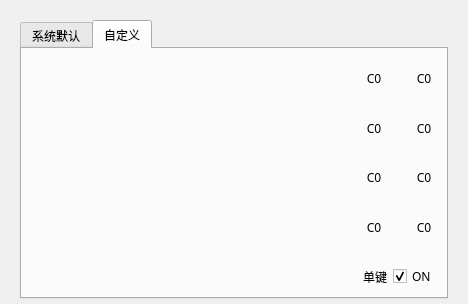
First picture: the form in Module/ModuleEfColor.ui, repository wlffeng2008/AkkoStudio, before the edit.
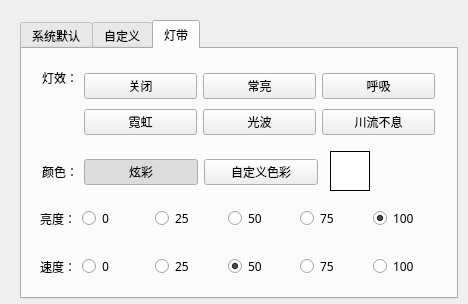
Second picture: the form after the edit. Icons and pictures are not drawn. Custom widgets are drawn as their Qt base class.

What changed in the file:
```diff
--- a/Module/ModuleEfColor.ui
+++ b/Module/ModuleEfColor.ui
@@ -36,7 +36,7 @@
     <number>20</number>
    </property>
    <property name="rightMargin">
-    <number>20</number>
+    <number>10</number>
    </property>
    <property name="bottomMargin">
     <number>5</number>
@@ -54,7 +54,7 @@
       <string notr="true"/>
      </property>
      <property name="currentIndex">
-      <number>1</number>
+      <number>2</number>
      </property>
      <widget class="QWidget" name="tab1">
       <attribute name="title">
@@ -399,6 +399,534 @@
        </item>
       </layout>
      </widget>
+     <widget class="QWidget" name="tab3">
+      <property name="focusPolicy">
+       <enum>Qt::FocusPolicy::NoFocus</enum>
+      </property>
+      <attribute name="title">
+       <string>灯带</string>
+      </attribute>
+      <widget class="QWidget" name="layoutWidget">
+       <property name="geometry">
+        <rect>
+         <x>18</x>
+         <y>200</y>
+         <width>400</width>
+         <height>35</height>
+        </rect>
+       </property>
+       <layout class="QHBoxLayout" name="horizontalLayout_5" stretch="0,1,1,1,1,1">
+        <item>
+         <widget class="QLabel" name="label_9">
+          <property name="text">
+           <string>速度：</string>
+          </property>
+         </widget>
+        </item>
+        <item>
+         <widget class="QRadioButton" name="radioButtonS0">
+          <property name="cursor">
+           <cursorShape>PointingHandCursor</cursorShape>
+          </property>
+          <property name="focusPolicy">
+           <enum>Qt::FocusPolicy::ClickFocus</enum>
+          </property>
+          <property name="text">
+           <string>0</string>
+          </property>
+          <property name="autoExclusive">
+           <bool>false</bool>
+          </property>
+          <attribute name="buttonGroup">
+           <string notr="true">buttonGroupS</string>
+          </attribute>
+         </widget>
+        </item>
+        <item>
+         <widget class="QRadioButton" name="radioButtonS1">
+          <property name="cursor">
+           <cursorShape>PointingHandCursor</cursorShape>
+          </property>
+          <property name="focusPolicy">
+           <enum>Qt::FocusPolicy::ClickFocus</enum>
+          </property>
+          <property name="text">
+           <string>25</string>
+          </property>
+          <property name="autoExclusive">
+           <bool>false</bool>
+          </property>
+          <attribute name="buttonGroup">
+           <string notr="true">buttonGroupS</string>
+          </attribute>
+         </widget>
+        </item>
+        <item>
+         <widget class="QRadioButton" name="radioButtonS2">
+          <property name="cursor">
+           <cursorShape>PointingHandCursor</cursorShape>
+          </property>
+          <property name="focusPolicy">
+           <enum>Qt::FocusPolicy::ClickFocus</enum>
+          </property>
+          <property name="text">
+           <string>50</string>
+          </property>
+          <property name="checked">
+           <bool>true</bool>
+          </property>
+          <property name="autoExclusive">
+           <bool>false</bool>
+          </property>
+          <attribute name="buttonGroup">
+           <string notr="true">buttonGroupS</string>
+          </attribute>
+         </widget>
+        </item>
+        <item>
+         <widget class="QRadioButton" name="radioButtonS4">
+          <property name="cursor">
+           <cursorShape>PointingHandCursor</cursorShape>
+          </property>
+          <property name="focusPolicy">
+           <enum>Qt::FocusPolicy::ClickFocus</enum>
+          </property>
+          <property name="text">
+           <string>75</string>
+          </property>
+          <property name="autoExclusive">
+           <bool>false</bool>
+          </property>
+          <attribute name="buttonGroup">
+           <string notr="true">buttonGroupS</string>
+          </attribute>
+         </widget>
+        </item>
+        <item>
+         <widget class="QRadioButton" name="radioButtonS3">
+          <property name="cursor">
+           <cursorShape>PointingHandCursor</cursorShape>
+          </property>
+          <property name="focusPolicy">
+           <enum>Qt::FocusPolicy::ClickFocus</enum>
+          </property>
+          <property name="text">
+           <string>100</string>
+          </property>
+          <property name="autoExclusive">
+           <bool>false</bool>
+          </property>
+          <attribute name="buttonGroup">
+           <string notr="true">buttonGroupS</string>
+          </attribute>
+         </widget>
+        </item>
+       </layout>
+      </widget>
+      <widget class="QWidget" name="layoutWidget">
+       <property name="geometry">
+        <rect>
+         <x>18</x>
+         <y>152</y>
+         <width>400</width>
+         <height>35</height>
+        </rect>
+       </property>
+       <layout class="QHBoxLayout" name="horizontalLayout_4" stretch="0,1,1,1,1,1">
+        <item>
+         <widget class="QLabel" name="label">
+          <property name="text">
+           <string>亮度：</string>
+          </property>
+         </widget>
+        </item>
+        <item>
+         <widget class="QRadioButton" name="radioButtonL0">
+          <property name="cursor">
+           <cursorShape>PointingHandCursor</cursorShape>
+          </property>
+          <property name="focusPolicy">
+           <enum>Qt::FocusPolicy::ClickFocus</enum>
+          </property>
+          <property name="text">
+           <string>0</string>
+          </property>
+          <property name="autoExclusive">
+           <bool>false</bool>
+          </property>
+          <attribute name="buttonGroup">
+           <string notr="true">buttonGroupL</string>
+          </attribute>
+         </widget>
+        </item>
+        <item>
+         <widget class="QRadioButton" name="radioButtonL1">
+          <property name="cursor">
+           <cursorShape>PointingHandCursor</cursorShape>
+          </property>
+          <property name="focusPolicy">
+           <enum>Qt::FocusPolicy::ClickFocus</enum>
+          </property>
+          <property name="text">
+           <string>25</string>
+          </property>
+          <property name="autoExclusive">
+           <bool>false</bool>
+          </property>
+          <attribute name="buttonGroup">
+           <string notr="true">buttonGroupL</string>
+          </attribute>
+         </widget>
+        </item>
+        <item>
+         <widget class="QRadioButton" name="radioButtonL2">
+          <property name="cursor">
+           <cursorShape>PointingHandCursor</cursorShape>
+          </property>
+          <property name="focusPolicy">
+           <enum>Qt::FocusPolicy::ClickFocus</enum>
+          </property>
+          <property name="text">
+           <string>50</string>
+          </property>
+          <property name="autoExclusive">
+           <bool>false</bool>
+          </property>
+          <attribute name="buttonGroup">
+           <string notr="true">buttonGroupL</string>
+          </attribute>
+         </widget>
+        </item>
+        <item>
+         <widget class="QRadioButton" name="radioButtonL3">
+          <property name="cursor">
+           <cursorShape>PointingHandCursor</cursorShape>
+          </property>
+          <property name="focusPolicy">
+           <enum>Qt::FocusPolicy::ClickFocus</enum>
+          </property>
+          <property name="text">
+           <string>75</string>
+          </property>
+          <property name="autoExclusive">
+           <bool>false</bool>
+          </property>
+          <attribute name="buttonGroup">
+           <string notr="true">buttonGroupL</string>
+          </attribute>
+         </widget>
+        </item>
+        <item>
+         <widget class="QRadioButton" name="radioButtonL4">
+          <property name="cursor">
+           <cursorShape>PointingHandCursor</cursorShape>
+          </property>
+          <property name="focusPolicy">
+           <enum>Qt::FocusPolicy::ClickFocus</enum>
+          </property>
+          <property name="text">
+           <string>100</string>
+          </property>
+          <property name="checked">
+           <bool>true</bool>
+          </property>
+          <property name="autoExclusive">
+           <bool>false</bool>
+          </property>
+          <attribute name="buttonGroup">
+           <string notr="true">buttonGroupL</string>
+          </attribute>
+         </widget>
+        </item>
+       </layout>
+      </widget>
+      <widget class="QWidget" name="layoutWidget">
+       <property name="geometry">
+        <rect>
+         <x>20</x>
+         <y>106</y>
+         <width>276</width>
+         <height>34</height>
+        </rect>
+       </property>
+       <layout class="QHBoxLayout" name="horizontalLayout_6" stretch="0,1,1">
+        <item>
+         <widget class="QLabel" name="label_11">
+          <property name="text">
+           <string>颜色：</string>
+          </property>
+         </widget>
+        </item>
+        <item>
+         <widget class="QPushButton" name="pushButtonCol0">
+          <property name="cursor">
+           <cursorShape>PointingHandCursor</cursorShape>
+          </property>
+          <property name="focusPolicy">
+           <enum>Qt::FocusPolicy::ClickFocus</enum>
+          </property>
+          <property name="text">
+           <string>炫彩</string>
+          </property>
+          <property name="checkable">
+           <bool>true</bool>
+          </property>
+          <property name="checked">
+           <bool>true</bool>
+          </property>
+          <property name="autoExclusive">
+           <bool>false</bool>
+          </property>
+          <property name="flat">
+           <bool>false</bool>
+          </property>
+          <attribute name="buttonGroup">
+           <string notr="true">buttonGroupC</string>
+          </attribute>
+         </widget>
+        </item>
+        <item>
+         <widget class="QPushButton" name="pushButtonCol1">
+          <property name="cursor">
+           <cursorShape>PointingHandCursor</cursorShape>
+          </property>
+          <property name="focusPolicy">
+           <enum>Qt::FocusPolicy::ClickFocus</enum>
+          </property>
+          <property name="text">
+           <string>自定义色彩</string>
+          </property>
+          <property name="checkable">
+           <bool>true</bool>
+          </property>
+          <property name="autoExclusive">
+           <bool>false</bool>
+          </property>
+          <property name="flat">
+           <bool>false</bool>
+          </property>
+          <attribute name="buttonGroup">
+           <string notr="true">buttonGroupC</string>
+          </attribute>
+         </widget>
+        </item>
+       </layout>
+      </widget>
+      <widget class="QWidget" name="layoutWidget">
+       <property name="geometry">
+        <rect>
+         <x>20</x>
+         <y>20</y>
+         <width>393</width>
+         <height>70</height>
+        </rect>
+       </property>
+       <layout class="QHBoxLayout" name="horizontalLayout_7" stretch="0,1">
+        <item alignment="Qt::AlignmentFlag::AlignTop">
+         <widget class="QLabel" name="label_10">
+          <property name="text">
+           <string>灯效：</string>
+          </property>
+         </widget>
+        </item>
+        <item>
+         <layout class="QGridLayout" name="gridLayout_2">
+          <item row="0" column="0">
+           <widget class="QPushButton" name="pushButton0">
+            <property name="cursor">
+             <cursorShape>PointingHandCursor</cursorShape>
+            </property>
+            <property name="focusPolicy">
+             <enum>Qt::FocusPolicy::ClickFocus</enum>
+            </property>
+            <property name="text">
+             <string>关闭</string>
+            </property>
+            <property name="checkable">
+             <bool>true</bool>
+            </property>
+            <property name="autoExclusive">
+             <bool>false</bool>
+            </property>
+            <property name="flat">
+             <bool>false</bool>
+            </property>
+            <attribute name="buttonGroup">
+             <string notr="true">buttonGroupE</string>
+            </attribute>
+           </widget>
+          </item>
+          <item row="0" column="1">
+           <widget class="QPushButton" name="pushButton1">
+            <property name="cursor">
+             <cursorShape>PointingHandCursor</cursorShape>
+            </property>
+            <property name="focusPolicy">
+             <enum>Qt::FocusPolicy::ClickFocus</enum>
+            </property>
+            <property name="text">
+             <string>常亮</string>
+            </property>
+            <property name="checkable">
+             <bool>true</bool>
+            </property>
+            <property name="autoExclusive">
+             <bool>false</bool>
+            </property>
+            <property name="flat">
+             <bool>false</bool>
+            </property>
+            <attribute name="buttonGroup">
+             <string notr="true">buttonGroupE</string>
+            </attribute>
+           </widget>
+          </item>
+          <item row="0" column="2">
+           <widget class="QPushButton" name="pushButton2">
+            <property name="cursor">
+             <cursorShape>PointingHandCursor</cursorShape>
+            </property>
+            <property name="focusPolicy">
+             <enum>Qt::FocusPolicy::ClickFocus</enum>
+            </property>
+            <property name="text">
+             <string>呼吸</string>
+            </property>
+            <property name="checkable">
+             <bool>true</bool>
+            </property>
+            <property name="autoExclusive">
+             <bool>false</bool>
+            </property>
+            <property name="flat">
+             <bool>false</bool>
+            </property>
+            <attribute name="buttonGroup">
+             <string notr="true">buttonGroupE</string>
+            </attribute>
+           </widget>
+          </item>
+          <item row="1" column="2">
+           <widget class="QPushButton" name="pushButton5">
+            <property name="cursor">
+             <cursorShape>PointingHandCursor</cursorShape>
+            </property>
+            <property name="focusPolicy">
+             <enum>Qt::FocusPolicy::ClickFocus</enum>
+            </property>
+            <property name="text">
+             <string>川流不息</string>
+            </property>
+            <property name="checkable">
+             <bool>true</bool>
+            </property>
+            <property name="autoExclusive">
+             <bool>false</bool>
+            </property>
+            <property name="flat">
+             <bool>false</bool>
+            </property>
+            <attribute name="buttonGroup">
+             <string notr="true">buttonGroupE</string>
+            </attribute>
+           </widget>
+          </item>
+          <item row="1" column="0">
+           <widget class="QPushButton" name="pushButton3">
+            <property name="cursor">
+             <cursorShape>PointingHandCursor</cursorShape>
+            </property>
+            <property name="focusPolicy">
+             <enum>Qt::FocusPolicy::ClickFocus</enum>
+            </property>
+            <property name="text">
+             <string>霓虹</string>
+            </property>
+            <property name="checkable">
+             <bool>true</bool>
+            </property>
+            <property name="autoExclusive">
+             <bool>false</bool>
+            </property>
+            <property name="flat">
+             <bool>false</bool>
+            </property>
+            <attribute name="buttonGroup">
+             <string notr="true">buttonGroupE</string>
+            </attribute>
+           </widget>
+          </item>
+          <item row="1" column="1">
+           <widget class="QPushButton" name="pushButton4">
+            <property name="cursor">
+             <cursorShape>PointingHandCursor</cursorShape>
+            </property>
+            <property name="focusPolicy">
+             <enum>Qt::FocusPolicy::ClickFocus</enum>
+            </property>
+            <property name="text">
+             <string>光波</string>
+            </property>
+            <property name="checkable">
+             <bool>true</bool>
+            </property>
+            <property name="autoExclusive">
+             <bool>false</bool>
+            </property>
+            <property name="flat">
+             <bool>false</bool>
+            </property>
+            <attribute name="buttonGroup">
+             <string notr="true">buttonGroupE</string>
+            </attribute>
+           </widget>
+          </item>
+         </layout>
+        </item>
+       </layout>
+      </widget>
+      <widget class="QLabel" name="labelColor">
+       <property name="geometry">
+        <rect>
+         <x>308</x>
+         <y>102</y>
+         <width>40</width>
+         <height>40</height>
+        </rect>
+       </property>
+       <property name="styleSheet">
+        <string notr="true">background-color: rgb(255, 255, 255);border: 1px solid black;</string>
+       </property>
+       <property name="text">
+        <string/>
+       </property>
+      </widget>
+      <widget class="QLabel" name="labelPickup">
+       <property name="geometry">
+        <rect>
+         <x>362</x>
+         <y>102</y>
+         <width>40</width>
+         <height>40</height>
+        </rect>
+       </property>
+       <property name="cursor">
+        <cursorShape>PointingHandCursor</cursorShape>
+       </property>
+       <property name="styleSheet">
+        <string notr="true"/>
+       </property>
+       <property name="text">
+        <string/>
+       </property>
+       <property name="pixmap">
+        <pixmap resource="../res.qrc">:/images/pickup2.png</pixmap>
+       </property>
+       <property name="scaledContents">
+        <bool>true</bool>
+       </property>
+      </widget>
+     </widget>
     </widget>
    </item>
   </layout>
```
Left out of the diff: 10 changed lines with no effect on the pictures.
